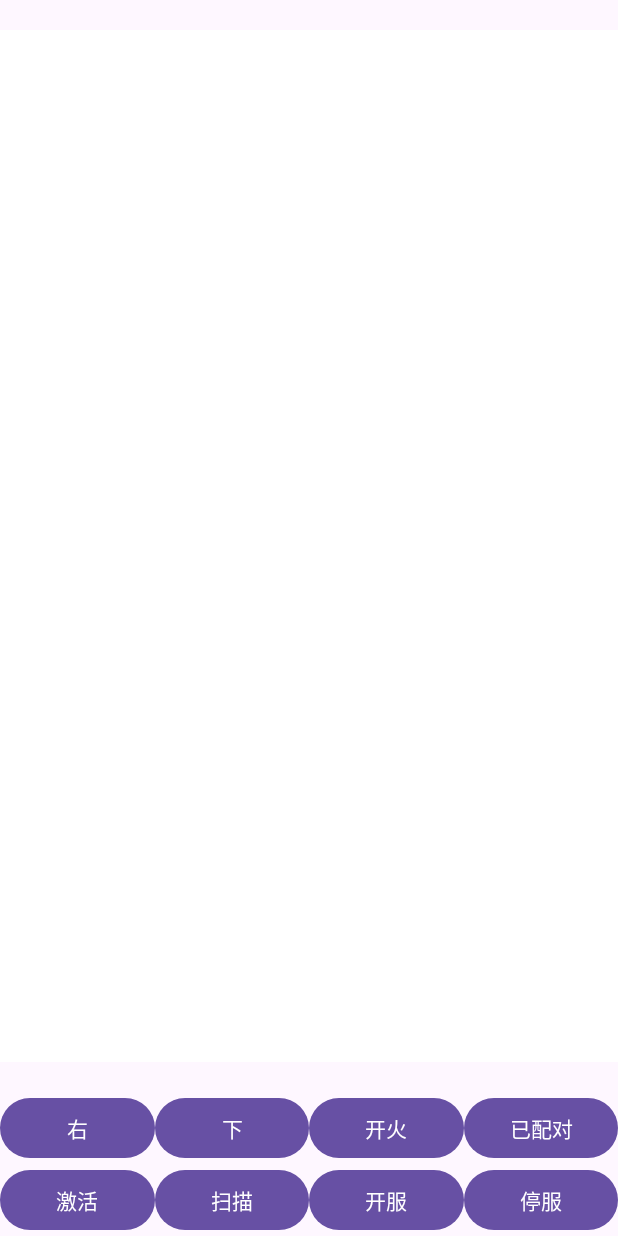
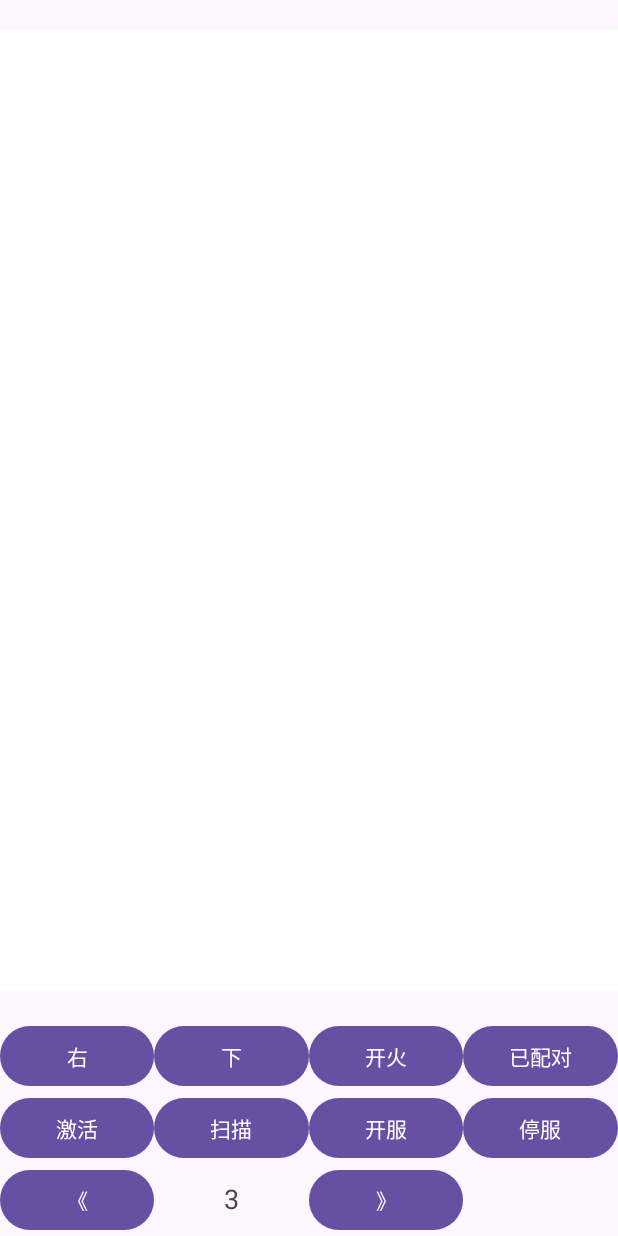
Before and after one commit to ajfkdk/AndroidMouseSimulator, an Android app: the screen it shows after launch (MainActivity), on a phone screen of 412 x 824 dp. Run offline under Robolectric (Android 15) with nearby library versions, the phone set to English and light mode, and no system bars.

Commit message:
实现了屏幕常亮功能

```diff
--- a/app/src/main/AndroidManifest.xml
+++ b/app/src/main/AndroidManifest.xml
@@ -1,7 +1,7 @@
 <?xml version="1.0" encoding="utf-8"?>
 <manifest xmlns:android="http://schemas.android.com/apk/res/android"
     xmlns:tools="http://schemas.android.com/tools">
-
+    <uses-permission android:name="android.permission.WAKE_LOCK" />
     <uses-permission android:name="android.permission.BLUETOOTH" />
     <uses-permission android:name="android.permission.BLUETOOTH_ADMIN" />
     <uses-permission android:name="android.permission.ACCESS_FINE_LOCATION" />
--- a/app/src/main/java/com/tencent/blue/ImageReceiver.java
+++ /dev/null
@@ -1,8 +0,0 @@
-package com.tencent.blue;
-
-
-import android.graphics.Bitmap;
-
-public interface ImageReceiver {
-    void onImageReceived(Bitmap imageData);
-}
--- a/app/src/main/java/com/tencent/blue/MainActivity.java
+++ b/app/src/main/java/com/tencent/blue/MainActivity.java
@@ -10,8 +10,10 @@ import android.graphics.Bitmap;
 import android.graphics.BitmapFactory;
 import android.os.Bundle;
 import android.util.Log;
+import android.view.WindowManager;
 import android.widget.Button;
 import android.widget.ImageView;
+import android.widget.TextView;
 import android.widget.Toast;
 
 import com.google.gson.Gson;
@@ -36,13 +38,15 @@ public class MainActivity extends AppCompatActivity {
     // 设备列表适配器
     DeviceListAdapter deviceListAdapter;
 
+    TextView forceValueTextView;
+
     // 添加用于显示视频流的 ImageView
-    private ImageView videoStreamView;
+    private int forceValue = 3;
     @Override
     protected void onCreate(Bundle savedInstanceState) {
         super.onCreate(savedInstanceState);
         setContentView(R.layout.activity_main);
-
+        getWindow().addFlags(WindowManager.LayoutParams.FLAG_KEEP_SCREEN_ON);
 
         // 初始化蓝牙连接管理器
         connectionManager = new NewBlueConnectManager(this, new DeviceStorage(this));
@@ -51,20 +55,11 @@ public class MainActivity extends AppCompatActivity {
 
 
         // 初始化 ImageView
-        videoStreamView = findViewById(R.id.video_stream_view);
         // 初始化RecyclerView和适配器
 
         // 启动UDP服务器
         // 启动UDP服务器
         udpServer = new UdpServer();
-        udpServer.setImageReceiver(imageData -> runOnUiThread(() -> {
-            // 显示接收到的图像数据
-            if (imageData != null) {
-                videoStreamView.setImageBitmap(imageData);
-            } else {
-                Log.e("MainActivity", "Failed to decode image data.");
-            }
-        }));
         udpServer.start(connectionManager);
 
 
@@ -74,6 +69,7 @@ public class MainActivity extends AppCompatActivity {
     }
 
     private void setupButtonListeners() {
+
         Button slipLeft = findViewById(R.id.slipLeft);
         slipLeft.setOnClickListener(v -> {
             if (connectionManager.isConnected()) {
@@ -122,6 +118,39 @@ public class MainActivity extends AppCompatActivity {
         passitiveScan.setOnClickListener(v -> {
             connectionManager.passiveScan();
         });
+
+        //压枪力度的控制
+        forceValueTextView = findViewById(R.id.force_value);
+        Button decreaseForceButton = findViewById(R.id.decrease_force);
+        Button increaseForceButton = findViewById(R.id.increase_force);
+
+        decreaseForceButton.setOnClickListener(v -> {
+            if (forceValue > 0) {
+                forceValue--;
+                updateForceValue();
+            }
+        });
+
+        increaseForceButton.setOnClickListener(v -> {
+            if (forceValue < 10) { // assuming 10 is the max value
+                forceValue++;
+                updateForceValue();
+            }
+        });
+    }
+
+    private void updateForceValue() {
+        if (forceValue>127) {
+            forceValue = 127;
+            Toast.makeText(this, "力度已达最大值", Toast.LENGTH_SHORT).show();
+        } else if (forceValue < -127) {
+            forceValue = -127;
+            Toast.makeText(this, "力度已达最小值", Toast.LENGTH_SHORT).show();
+        }
+        udpServer.setFocreValue(forceValue);
+        forceValueTextView.setText(String.valueOf(forceValue));
+
+        Log.d("MainActivity", "Force value: " + forceValue);
     }
 
     private void updateDeviceList() {
--- a/app/src/main/res/layout/activity_main.xml
+++ b/app/src/main/res/layout/activity_main.xml
@@ -23,7 +23,7 @@
         android:layout_width="match_parent"
         android:layout_height="wrap_content"
         android:orientation="horizontal"
-        android:rowCount="2"
+        android:rowCount="3"
         android:columnCount="4"
         app:layout_constraintBottom_toBottomOf="parent"
         app:layout_constraintStart_toStartOf="parent"
@@ -70,7 +70,7 @@
             android:layout_height="wrap_content"
             android:layout_columnWeight="1"
             android:text="扫描" />
-<!--        接收服务的功能     -->
+
         <Button
             android:id="@+id/startService"
             android:layout_width="0dp"
@@ -84,5 +84,29 @@
             android:layout_height="wrap_content"
             android:layout_columnWeight="1"
             android:text="停服" />
+
+        <!-- 力度调整按钮组 -->
+        <Button
+            android:id="@+id/decrease_force"
+            android:layout_width="0dp"
+            android:layout_height="wrap_content"
+            android:layout_columnWeight="1"
+            android:text="《" />
+
+        <TextView
+            android:id="@+id/force_value"
+            android:layout_width="0dp"
+            android:layout_height="wrap_content"
+            android:layout_columnWeight="1"
+            android:gravity="center"
+            android:text="3"
+            android:textSize="18sp" />
+
+        <Button
+            android:id="@+id/increase_force"
+            android:layout_width="0dp"
+            android:layout_height="wrap_content"
+            android:layout_columnWeight="1"
+            android:text="》" />
     </GridLayout>
 </androidx.constraintlayout.widget.ConstraintLayout>
```
Also changed, not shown: app/src/main/java/com/tencent/blue/ImageAdapter.java (deleted, +0 -48 lines), app/src/main/java/com/tencent/blue/UdpServer.java (+23 -43 lines).
